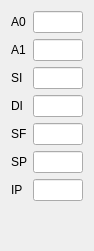
Old version of the form src/assets/aregisterwindow.ui in the repository arsdever/VirtualMachine.
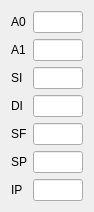
New version of the form.

The edit to the form file:
```diff
--- a/src/assets/aregisterwindow.ui
+++ b/src/assets/aregisterwindow.ui
@@ -7,9 +7,15 @@
     <x>0</x>
     <y>0</y>
     <width>94</width>
-    <height>251</height>
+    <height>200</height>
    </rect>
   </property>
+  <property name="sizePolicy">
+   <sizepolicy hsizetype="Minimum" vsizetype="Minimum">
+    <horstretch>0</horstretch>
+    <verstretch>0</verstretch>
+   </sizepolicy>
+  </property>
   <property name="windowTitle">
    <string>Form</string>
   </property>
```
